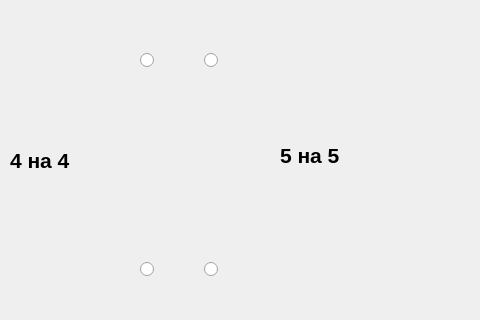
aleksandrmbelkin/Game_2048, file src/ui_files/main.ui: the form before one commit; both pictures show x 120 to 600 and y 145 to 465 of the 600 by 700 pixel window.
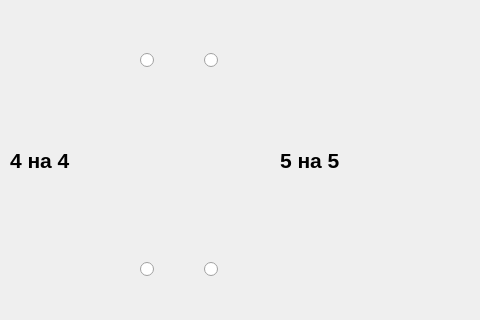
The form after the commit. Icons and pictures are not drawn.

The edit to the form file:
```diff
--- a/src/ui_files/main.ui
+++ b/src/ui_files/main.ui
@@ -233,7 +233,7 @@
       <x>400</x>
       <y>280</y>
       <width>71</width>
-      <height>41</height>
+      <height>51</height>
      </rect>
     </property>
     <property name="text">
```
